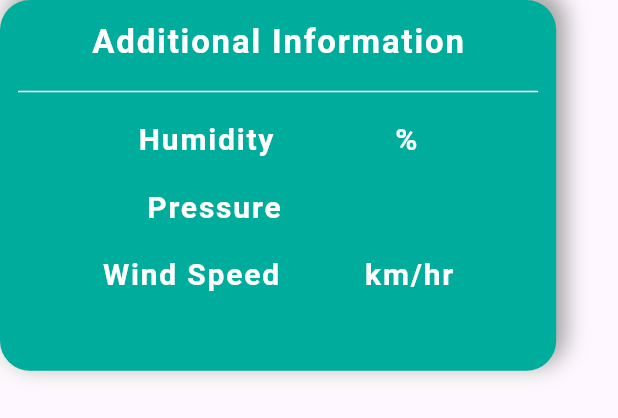
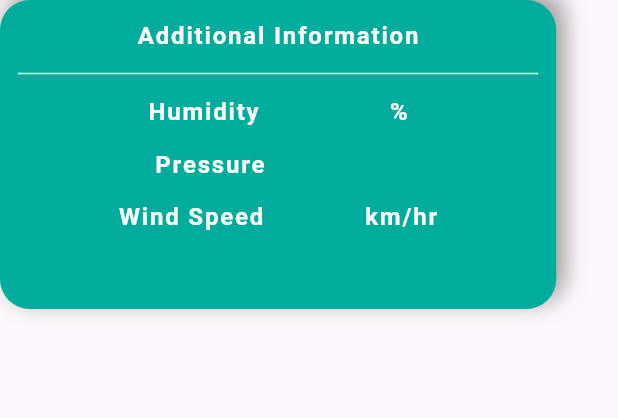
Before and after one commit to Utsav-Stha/weather, a Flutter app: the AddiotionalInfoCard widget shown alone on an empty page, opened directly with empty values, on a phone screen of 412 x 824 dp. Shown: the top 418 px of the screen. Run offline on Flutter 3.47's test engine with Material 3 defaults, Android fonts, the phone set to English and light mode, and no system bars; our stand-ins replace dio; network calls fail.

```diff
--- a/lib/core/widgets/addition_info_card.dart
+++ b/lib/core/widgets/addition_info_card.dart
@@ -9,6 +9,7 @@ class AddiotionalInfoCard extends StatelessWidget {
   @override
   Widget build(BuildContext context) {
     return Container(
+
       decoration: BoxDecoration(
         boxShadow: const [
           BoxShadow(
@@ -27,7 +28,7 @@ class AddiotionalInfoCard extends StatelessWidget {
         color: const Color.fromRGBO(0, 172, 155, 1.0),
         borderRadius: BorderRadius.circular(20.0),
       ),
-      height: MediaQuery.of(context).size.width * 0.6,
+      height: MediaQuery.of(context).size.width * 0.5,
       width: MediaQuery.of(context).size.width * 0.9,
       padding: const EdgeInsets.all(12.0),
       child: Column(
@@ -35,30 +36,30 @@ class AddiotionalInfoCard extends StatelessWidget {
           const Text(
             'Additional Information',
             style: TextStyle(
-              fontSize: 22.0,
+              fontSize: 16.0,
               color: Colors.white,
               fontWeight: FontWeight.w700,
               letterSpacing: 1.2,
             ),
           ),
           const SizedBox(
-            height: 10.0,
+            height: 6.0,
           ),
           const Divider(
             color: Colors.white,
           ),
           const SizedBox(
-            height: 10.0,
+            height: 6.0,
           ),
           Column(
             children: [
               AdditionalData(data: '${data?.humidity}%', title: 'Humidity'),
               const SizedBox(
-                height: 16.0,
+                height: 12.0,
               ),
               AdditionalData(data: '${data?.pressure}', title: 'Pressure'),
               const SizedBox(
-                height: 16.0,
+                height: 12.0,
               ),
               AdditionalData(
                   data: '${data?.windSpeed}km/hr', title: 'Wind Speed'),
--- a/lib/core/widgets/additional_data.dart
+++ b/lib/core/widgets/additional_data.dart
@@ -13,7 +13,7 @@ class AdditionalData extends StatelessWidget {
         Text(
           title ?? '',
           style: const TextStyle(
-            fontSize: 20.0,
+            fontSize: 16.0,
             color: Colors.white,
             fontWeight: FontWeight.w700,
             letterSpacing: 1.2,
@@ -22,7 +22,7 @@ class AdditionalData extends StatelessWidget {
         Text(
           data ?? '',
           style: const TextStyle(
-            fontSize: 20.0,
+            fontSize: 16.0,
             color: Colors.white,
             fontWeight: FontWeight.w700,
             letterSpacing: 1.2,
--- a/lib/features/home_page/presentation/home_page.dart
+++ b/lib/features/home_page/presentation/home_page.dart
@@ -43,7 +43,7 @@ class _HomePageState extends State<HomePage> {
               children: [
                 CustomSearchBar(cityController: cityController),
                 const SizedBox(
-                  height: 20.0,
+                  height: 14.0,
                 ),
                 Consumer<WeatherProvider>(
                   builder: (context, model, child) => FutureBuilder(
--- a/pubspec.yaml
+++ b/pubspec.yaml
@@ -38,6 +38,7 @@ dependencies:
   dio: ^5.4.0
   provider: ^6.1.1
   intl: ^0.19.0
+  flutter_launcher_icons: ^0.13.1
 
 dev_dependencies:
   flutter_test:
@@ -50,6 +51,10 @@ dev_dependencies:
   # rules and activating additional ones.
   flutter_lints: ^2.0.0
 
+flutter_launcher_icons:
+  android: "launcher_icon"
+  ios: true
+  image_path: "assets/icon/icon.png"
 # For information on the generic Dart part of this file, see the
 # following page: https://dart.dev/tools/pub/pubspec
 
```
Also changed, not shown: lib/core/widgets/body_UI.dart (+9 -9 lines), pubspec.lock, 22 other files.
